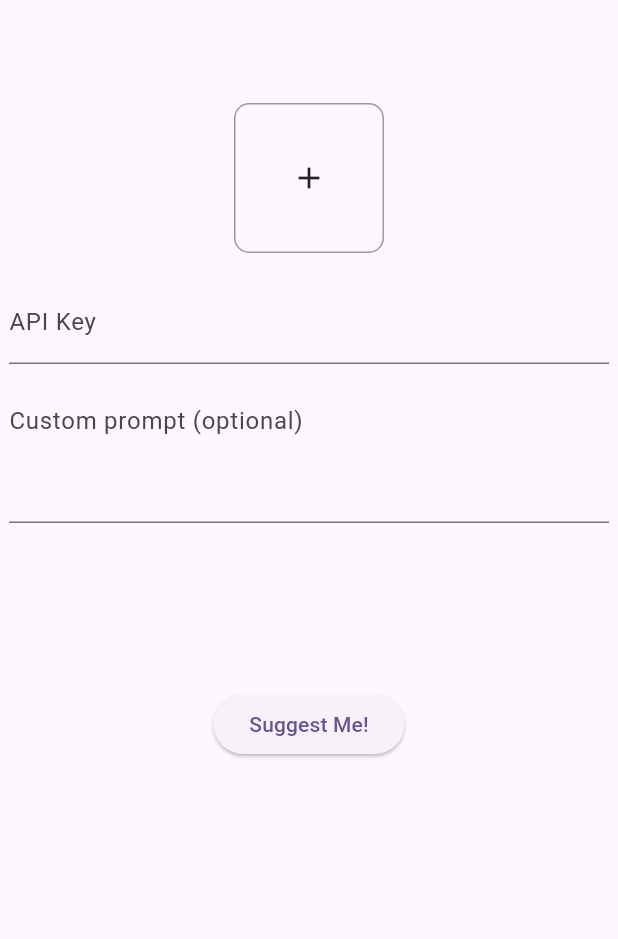
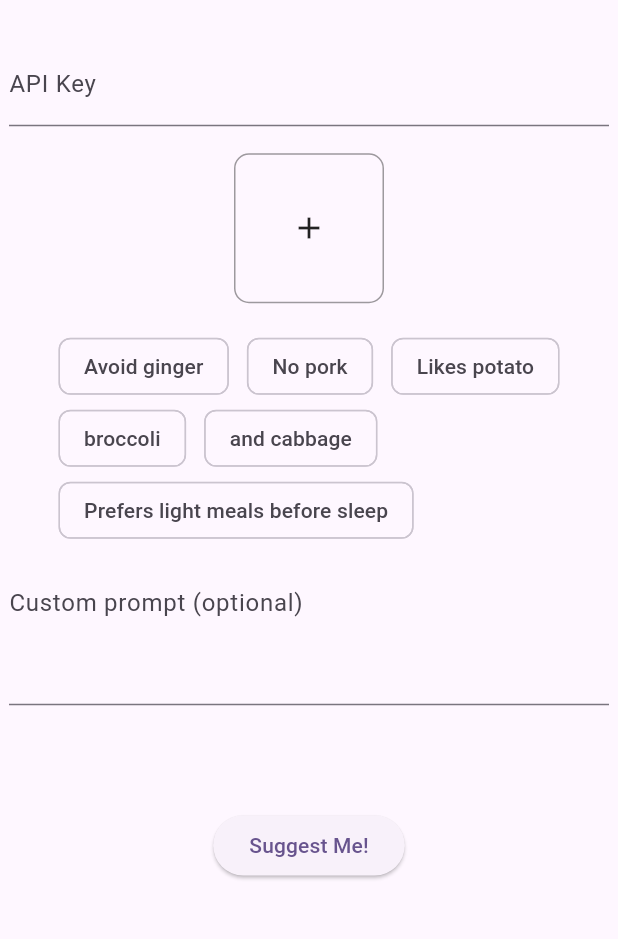
Before and after one commit to imaNNeo/order_assistant_client, a Flutter app: the screen it shows after launch, after a tap on "Suggest Me!", on a phone screen of 412 x 824 dp, the part 146-1085 px from its top. Run offline on Flutter 3.47's test engine with Material 3 defaults, Android fonts, the phone set to English and light mode, and no system bars; our stand-ins replace image_picker, shared_preferences, toastification; missing offline and left inert: dart_openai, flutter_tesseract_ocr.

Commit message:
add the preferences

```diff
--- a/lib/home_page.dart
+++ b/lib/home_page.dart
@@ -24,6 +24,14 @@ class _HomePageState extends State<HomePage> {
   bool isResponseLoading = false;
   String response = '';
   String apiKey = '';
+  List<String> preferences = [
+    'Avoid ginger',
+    'No pork',
+    'Likes potato',
+    'broccoli',
+    'and cabbage',
+    'Prefers light meals before sleep',
+  ];
 
   @override
   Widget build(BuildContext context) {
@@ -36,6 +44,17 @@ class _HomePageState extends State<HomePage> {
           Column(
             children: [
               Expanded(flex: 1, child: Container()),
+              SizedBox(
+                width: 400,
+                child: ApiKeyField(
+                  onApiKeyReady: (apiKey) {
+                    setState(() {
+                      this.apiKey = apiKey;
+                    });
+                  },
+                ),
+              ),
+              SizedBox(height: 18),
               Row(
                 spacing: 12,
                 mainAxisSize: MainAxisSize.min,
@@ -161,15 +180,15 @@ class _HomePageState extends State<HomePage> {
                 ],
               ),
               SizedBox(height: 18),
-              SizedBox(
-                width: 400,
-                child: ApiKeyField(
-                  onApiKeyReady: (apiKey) {
-                    setState(() {
-                      this.apiKey = apiKey;
-                    });
-                  },
-                ),
+              Wrap(
+                spacing: 12,
+                children: preferences
+                    .map(
+                      (preference) => Chip(
+                        label: Text(preference),
+                      ),
+                    )
+                    .toList(),
               ),
               SizedBox(height: 18),
               SizedBox(
@@ -243,14 +262,7 @@ class _HomePageState extends State<HomePage> {
     try {
       final result = await MyApi.requestSuggestion(
         apiKey: apiKey,
-        preferences: [
-          'Avoid ginger',
-          'No pork',
-          'Likes potato',
-          'broccoli',
-          'and cabbage',
-          'Prefers light meals before sleep',
-        ],
+        preferences: preferences,
         menuImages: menuImages.map((e) => e.$2).toList(),
         customPrompt: '',
       );
```
